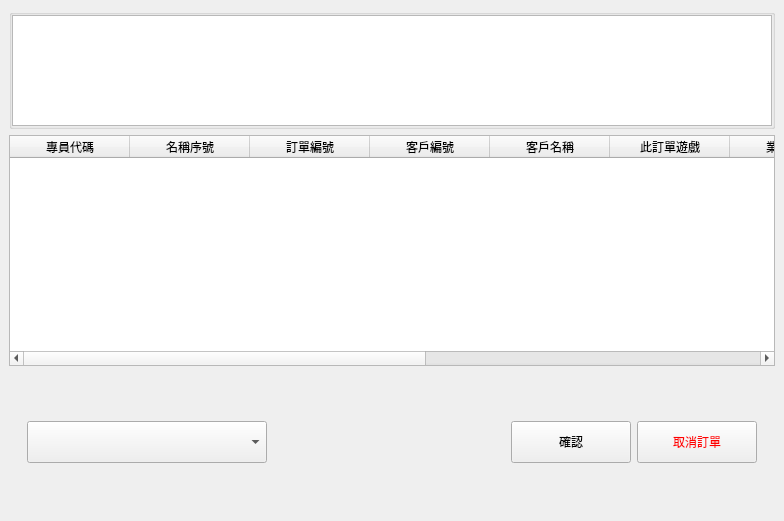
Qt form src/AdbClient/StageOrder/LayerGetOrder1.ui (roger0816/Adb) before a commit.
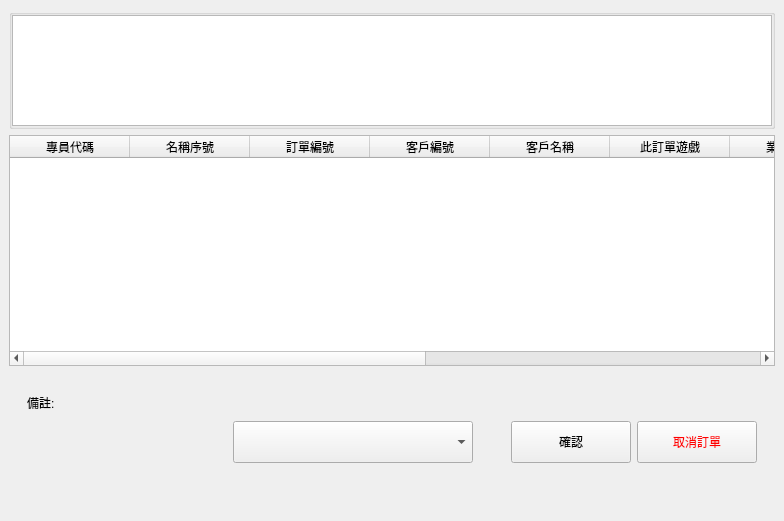
The same form after that commit. The open tabs and pages were chosen to show the change. Custom widgets are drawn as their Qt base class.

```diff
--- a/src/AdbClient/StageOrder/LayerGetOrder1.ui
+++ b/src/AdbClient/StageOrder/LayerGetOrder1.ui
@@ -505,7 +505,23 @@
           <item row="0" column="0">
            <widget class="QWidget" name="widget" native="true">
             <layout class="QGridLayout" name="gridLayout_6">
-             <item row="0" column="2">
+             <item row="2" column="1">
+              <widget class="QComboBox" name="cbFacChange">
+               <property name="minimumSize">
+                <size>
+                 <width>240</width>
+                 <height>42</height>
+                </size>
+               </property>
+               <property name="maximumSize">
+                <size>
+                 <width>240</width>
+                 <height>16777215</height>
+                </size>
+               </property>
+              </widget>
+             </item>
+             <item row="2" column="3">
               <widget class="QPushButton" name="btnFacChange">
                <property name="minimumSize">
                 <size>
@@ -524,39 +540,7 @@
                </property>
               </widget>
              </item>
-             <item row="0" column="0">
-              <widget class="QComboBox" name="cbFacChange">
-               <property name="minimumSize">
-                <size>
-                 <width>240</width>
-                 <height>42</height>
-                </size>
-               </property>
-               <property name="maximumSize">
-                <size>
-                 <width>240</width>
-                 <height>16777215</height>
-                </size>
-               </property>
-              </widget>
-             </item>
-             <item row="0" column="3">
-              <widget class="QPushButton" name="btnFacCancel">
-               <property name="minimumSize">
-                <size>
-                 <width>120</width>
-                 <height>42</height>
-                </size>
-               </property>
-               <property name="styleSheet">
-                <string notr="true">color: rgb(255, 0, 0);</string>
-               </property>
-               <property name="text">
-                <string>取消訂單</string>
-               </property>
-              </widget>
-             </item>
-             <item row="0" column="1">
+             <item row="2" column="2">
               <spacer name="horizontalSpacer_3">
                <property name="orientation">
                 <enum>Qt::Horizontal</enum>
@@ -569,6 +553,42 @@
                </property>
               </spacer>
              </item>
+             <item row="2" column="4">
+              <widget class="QPushButton" name="btnFacCancel">
+               <property name="minimumSize">
+                <size>
+                 <width>120</width>
+                 <height>42</height>
+                </size>
+               </property>
+               <property name="styleSheet">
+                <string notr="true">color: rgb(255, 0, 0);</string>
+               </property>
+               <property name="text">
+                <string>取消訂單</string>
+               </property>
+              </widget>
+             </item>
+             <item row="0" column="0">
+              <widget class="QLabel" name="label_2">
+               <property name="text">
+                <string>備註:</string>
+               </property>
+              </widget>
+             </item>
+             <item row="2" column="0" rowspan="2">
+              <widget class="QLabel" name="lbFacNote0">
+               <property name="minimumSize">
+                <size>
+                 <width>200</width>
+                 <height>0</height>
+                </size>
+               </property>
+               <property name="text">
+                <string/>
+               </property>
+              </widget>
+             </item>
             </layout>
            </widget>
           </item>
```
Left out of the diff: 2 changed lines with no effect on the pictures.
